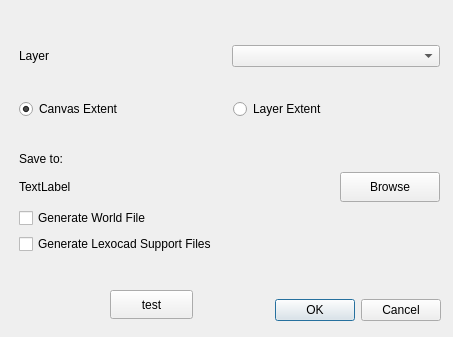
First picture: the form in raster_cutter_dialog_base.ui, repository geometalab/qgis-raster-cutter, before the edit.
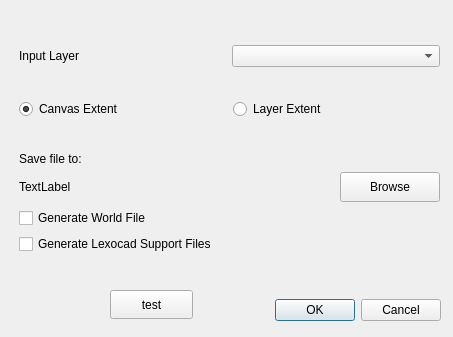
Second picture: the form after the edit.

Diff of the .ui file:
```diff
--- a/raster_cutter_dialog_base.ui
+++ b/raster_cutter_dialog_base.ui
@@ -56,7 +56,7 @@
          </size>
         </property>
         <property name="text">
-         <string>Layer</string>
+         <string>Input Layer</string>
         </property>
        </widget>
       </item>
@@ -97,7 +97,7 @@
          </size>
         </property>
         <property name="text">
-         <string>Save to:</string>
+         <string>Save file to:</string>
         </property>
        </widget>
       </item>
```
